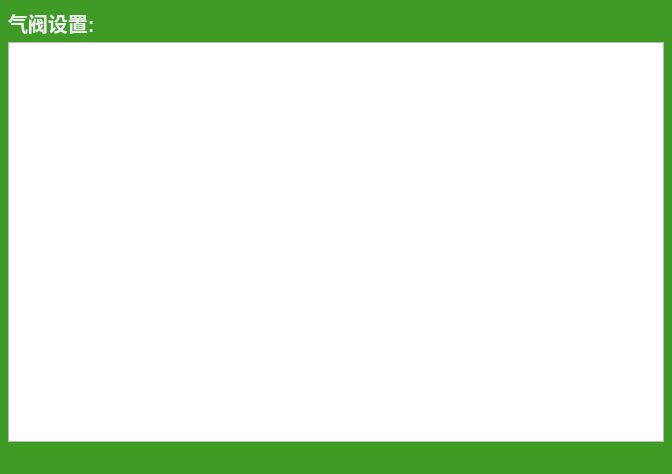
lvxiaowei/linux_lcCode, file mainWindowPop.ui: the form before one commit.
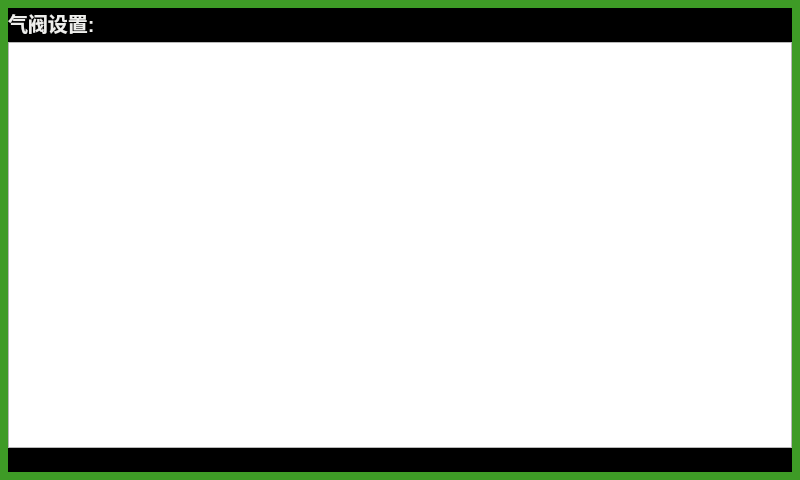
The form after the commit. The open tabs and pages were chosen to show the change. Icons and pictures are not drawn.

The edit to the form file:
```diff
--- a/mainWindowPop.ui
+++ b/mainWindowPop.ui
@@ -6,8 +6,8 @@
    <rect>
     <x>0</x>
     <y>0</y>
-    <width>672</width>
-    <height>474</height>
+    <width>800</width>
+    <height>480</height>
    </rect>
   </property>
   <property name="windowTitle">
@@ -38,7 +38,7 @@
    <item row="0" column="0">
     <widget class="QStackedWidget" name="stackedWidget">
      <property name="styleSheet">
-      <string notr="true">#stackedWidget{background-color: rgb(62, 155, 38);}</string>
+      <string notr="true">#stackedWidget{background-color: rgb(0,0,0);}</string>
      </property>
      <property name="currentIndex">
       <number>2</number>
@@ -134,6 +134,9 @@
       </layout>
      </widget>
      <widget class="QWidget" name="page_2">
+      <property name="styleSheet">
+       <string notr="true">border-image: url(:/image/bakground4.jpeg);</string>
+      </property>
       <layout class="QGridLayout" name="gridLayout_4">
        <property name="leftMargin">
         <number>0</number>
@@ -165,6 +168,9 @@
        </item>
        <item row="1" column="0" colspan="2">
         <widget class="QTableWidget" name="m_tabAirValve">
+         <property name="styleSheet">
+          <string notr="true"/>
+         </property>
          <property name="verticalScrollBarPolicy">
           <enum>Qt::ScrollBarAlwaysOff</enum>
          </property>
@@ -172,7 +178,7 @@
           <enum>Qt::ScrollBarAlwaysOff</enum>
          </property>
          <property name="alternatingRowColors">
-          <bool>true</bool>
+          <bool>false</bool>
          </property>
          <property name="selectionMode">
           <enum>QAbstractItemView::SingleSelection</enum>
```
Left out of the diff: 13 changed lines with no effect on the pictures.
